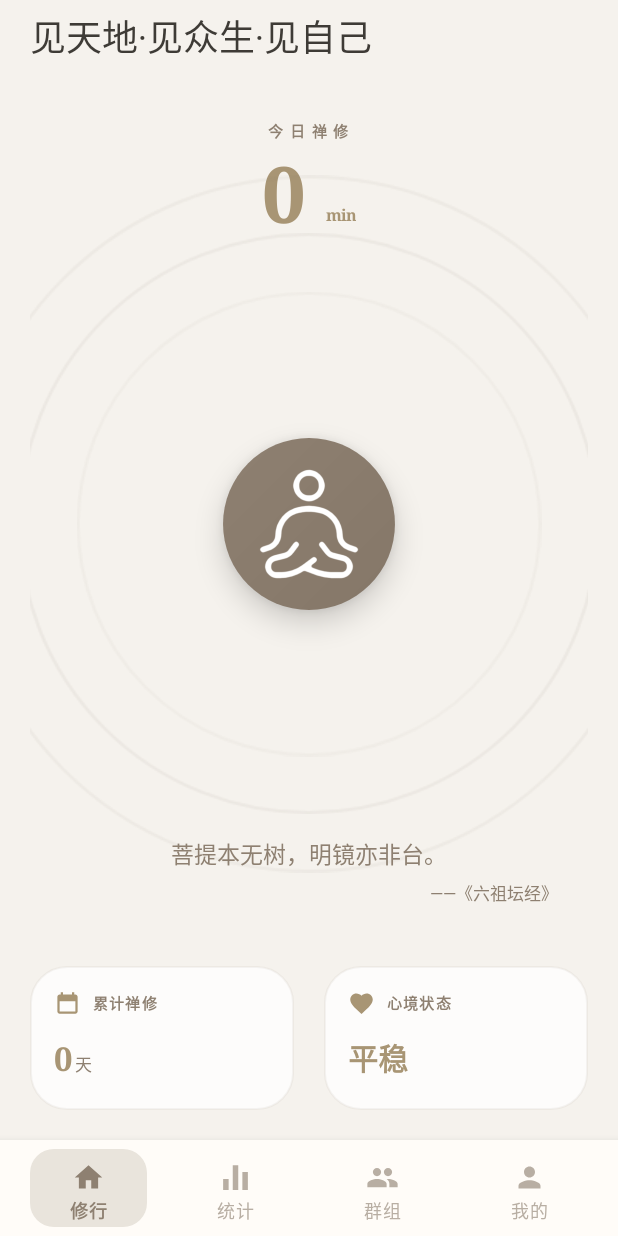
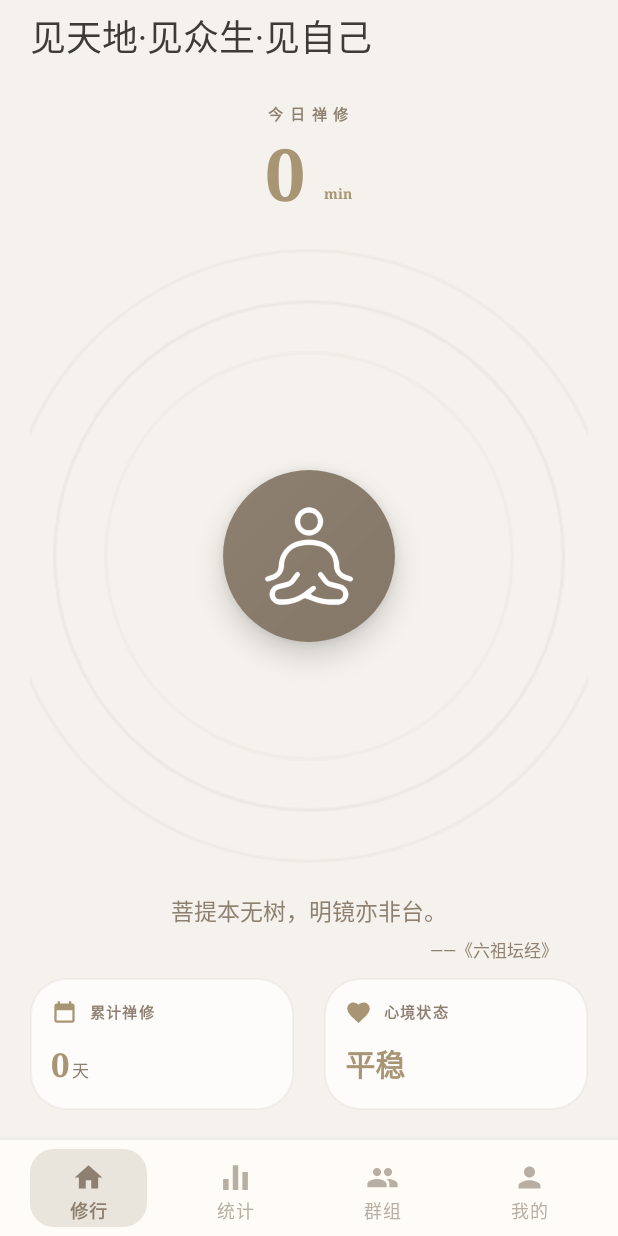
Before and after one commit to IvesZhan/zensee-android, an Android app: the screen it shows after launch (MainActivity), after a tap on "同意并继续", on a phone screen of 412 x 824 dp. Run offline under Robolectric (Android 15) with nearby library versions, the light colour scheme and no system bars; Roboto replaces fonts that are not available here.

Commit message:
Refine Android group flows and home layout

```diff
--- a/app/src/main/java/com/zensee/android/MainActivity.kt
+++ b/app/src/main/java/com/zensee/android/MainActivity.kt
@@ -116,7 +116,7 @@ class MainActivity : AppCompatActivity() {
         updateGroupCtaLabels()
         AuthManager.addAuthStateListener(authStateListener)
         renderAll()
-        refreshRemoteData()
+        refreshRemoteData(forceRemoteFetch = true)
         refreshGroupData(force = true)
         showSplash()
     }
@@ -277,7 +277,7 @@ class MainActivity : AppCompatActivity() {
         }
         binding.headerActionButton.setOnClickListener {
             when (currentTabId) {
-                R.id.tab_stats -> refreshRemoteData(forceLoadingIndicator = true)
+                R.id.tab_stats -> refreshRemoteData(forceLoadingIndicator = true, forceRemoteFetch = true)
                 R.id.tab_group -> {
                     if (AuthManager.state().isAuthenticated) {
                         groupNotificationsLauncher.launch(Intent(this, GroupNotificationsActivity::class.java))
@@ -900,7 +900,7 @@ class MainActivity : AppCompatActivity() {
             renderAll()
             if (skipNextRemoteRefresh) {
                 skipNextRemoteRefresh = false
-            } else {
+            } else if (AppDataRefreshCoordinator.shouldRefreshZenData()) {
                 refreshRemoteData()
             }
         }
@@ -948,8 +948,16 @@ class MainActivity : AppCompatActivity() {
         }
     }
 
-    private fun refreshRemoteData(forceLoadingIndicator: Boolean = false) {
+    private fun refreshRemoteData(
+        forceLoadingIndicator: Boolean = false,
+        forceRemoteFetch: Boolean = false
+    ) {
         if (!AuthManager.state().isAuthenticated) return
+        if (!forceRemoteFetch && !AppDataRefreshCoordinator.shouldRefreshZenData()) {
+            isStatsLoading = false
+            renderStats()
+            return
+        }
         isStatsLoading = forceLoadingIndicator || ZenRepository.getStatsSnapshot().totalDays == 0
         renderStats()
         thread(name = "zensee-main-sync") {
@@ -1058,14 +1066,14 @@ class MainActivity : AppCompatActivity() {
         val language = locale.language.lowercase(Locale.ROOT)
         val country = locale.country.lowercase(Locale.ROOT)
         return when {
-            language == "ja" -> "https://iveszhan.github.io/zensee-legal/download/ja/"
+            language == "ja" -> "https://iveszhan.github.io/zensee-web/download/ja/"
             language == "zh" && (
                 languageTag.contains("-hant") ||
                     country in setOf("tw", "hk", "mo")
                 ) ->
-                "https://iveszhan.github.io/zensee-legal/download/zh-hant/"
-            language == "zh" -> "https://iveszhan.github.io/zensee-legal/download/"
-            else -> "https://iveszhan.github.io/zensee-legal/download/en/"
+                "https://iveszhan.github.io/zensee-web/download/zh-hant/"
+            language == "zh" -> "https://iveszhan.github.io/zensee-web/download/"
+            else -> "https://iveszhan.github.io/zensee-web/download/en/"
         }
     }
 
--- a/app/src/main/java/com/zensee/android/data/ZenRepository.kt
+++ b/app/src/main/java/com/zensee/android/data/ZenRepository.kt
@@ -1,6 +1,7 @@
 package com.zensee.android.data
 
 import android.content.Context
+import com.zensee.android.AppDataRefreshCoordinator
 import com.zensee.android.AuthManager
 import com.zensee.android.BuildConfig
 import com.zensee.android.RawHttpResponse
@@ -70,6 +71,7 @@ object ZenRepository {
         val moods = CloudSyncApi.fetchMoods(userId, accessToken)
         persistSessions(sessions)
         persistMoods(moods)
+        AppDataRefreshCoordinator.markZenDataFresh()
         return true
     }
 
@@ -187,6 +189,7 @@ object ZenRepository {
         )
         sessions += session
         persistSessions(sessions)
+        AppDataRefreshCoordinator.markZenDataDirty()
         syncSessionIfNeeded(session)
     }
 
@@ -205,6 +208,7 @@ object ZenRepository {
         )
         moods += record
         persistMoods(moods)
+        AppDataRefreshCoordinator.markZenDataDirty()
         syncMoodIfNeeded(record)
     }
 
--- a/app/src/main/res/layout/activity_meditation.xml
+++ b/app/src/main/res/layout/activity_meditation.xml
@@ -269,7 +269,7 @@
                     android:clickable="true"
                     android:focusable="true"
                     android:gravity="center"
-                    android:text="@string/share"
+                    android:text="@string/group_share_title"
                     android:textColor="@color/zs_primary"
                     android:textSize="16sp" />
             </LinearLayout>
--- a/app/src/main/res/layout/view_home_tab.xml
+++ b/app/src/main/res/layout/view_home_tab.xml
@@ -15,25 +15,25 @@
         android:paddingEnd="20dp"
         android:paddingBottom="20dp">
 
-        <androidx.constraintlayout.widget.ConstraintLayout
+        <LinearLayout
             android:layout_width="match_parent"
             android:layout_height="0dp"
             android:layout_weight="1"
             android:clipChildren="false"
-            android:clipToPadding="false">
+            android:clipToPadding="false"
+            android:gravity="center_horizontal"
+            android:orientation="vertical"
+            android:paddingTop="10dp">
 
             <LinearLayout
                 android:id="@+id/homeTodaySummary"
                 android:layout_width="wrap_content"
                 android:layout_height="wrap_content"
+                android:layout_gravity="center_horizontal"
+                android:layout_marginTop="4dp"
+                android:layout_marginBottom="14dp"
                 android:gravity="center_horizontal"
-                android:orientation="vertical"
-                app:layout_constraintBottom_toTopOf="@id/homeMeditationButton"
-                app:layout_constraintEnd_toEndOf="parent"
-                app:layout_constraintStart_toStartOf="parent"
-                app:layout_constraintTop_toTopOf="parent"
-                app:layout_constraintVertical_bias="1"
-                android:layout_marginBottom="28dp">
+                android:orientation="vertical">
 
                 <TextView
                     android:layout_width="wrap_content"
@@ -58,7 +58,7 @@
                         android:fontFamily="serif"
                         android:includeFontPadding="false"
                         android:textColor="@color/zs_gold"
-                        android:textSize="52sp"
+                        android:textSize="48sp"
                         android:textStyle="bold" />
 
                     <TextView
@@ -76,37 +76,39 @@
                 </LinearLayout>
             </LinearLayout>
 
+            <Space
+                android:layout_width="match_parent"
+                android:layout_height="0dp"
+                android:layout_weight="1" />
+
             <FrameLayout
                 android:id="@+id/homeMeditationButton"
-                android:layout_width="320dp"
-                android:layout_height="320dp"
+                android:layout_width="280dp"
+                android:layout_height="280dp"
+                android:layout_gravity="center_horizontal"
                 android:clipChildren="false"
-                android:clipToPadding="false"
-                app:layout_constraintBottom_toBottomOf="parent"
-                app:layout_constraintEnd_toEndOf="parent"
-                app:layout_constraintStart_toStartOf="parent"
-                app:layout_constraintTop_toTopOf="parent">
+                android:clipToPadding="false">
 
                 <View
                     android:id="@+id/homeRippleLarge"
-                    android:layout_width="300dp"
-                    android:layout_height="300dp"
+                    android:layout_width="264dp"
+                    android:layout_height="264dp"
                     android:layout_gravity="center"
                     android:alpha="0"
                     android:background="@drawable/bg_ripple_ring" />
 
                 <View
                     android:id="@+id/homeRippleMedium"
-                    android:layout_width="250dp"
-                    android:layout_height="250dp"
+                    android:layout_width="220dp"
+                    android:layout_height="220dp"
                     android:layout_gravity="center"
                     android:alpha="0"
                     android:background="@drawable/bg_ripple_ring_strong" />
 
                 <View
                     android:id="@+id/homeRippleSmall"
-                    android:layout_width="200dp"
-                    android:layout_height="200dp"
+                    android:layout_width="176dp"
+                    android:layout_height="176dp"
                     android:layout_gravity="center"
                     android:alpha="0"
                     android:background="@drawable/bg_ripple_ring" />
@@ -122,28 +124,30 @@
                     android:elevation="12dp">
 
                     <ImageView
-                        android:layout_width="80dp"
-                        android:layout_height="80dp"
+                        android:layout_width="72dp"
+                        android:layout_height="72dp"
                         android:layout_gravity="center"
+                        android:scaleType="fitCenter"
                         android:src="@drawable/meditation_icon"
                         android:tint="@color/zs_white" />
                 </FrameLayout>
             </FrameLayout>
 
+            <Space
+                android:layout_width="match_parent"
+                android:layout_height="0dp"
+                android:layout_weight="1" />
+
             <LinearLayout
                 android:id="@+id/homeQuoteBlock"
                 android:layout_width="match_parent"
                 android:layout_height="wrap_content"
+                android:layout_marginTop="14dp"
+                android:layout_marginBottom="10dp"
                 android:gravity="center_horizontal"
                 android:orientation="vertical"
                 android:paddingStart="20dp"
-                android:paddingEnd="20dp"
-                app:layout_constraintBottom_toBottomOf="parent"
-                app:layout_constraintEnd_toEndOf="parent"
-                app:layout_constraintStart_toStartOf="parent"
-                app:layout_constraintTop_toBottomOf="@id/homeMeditationButton"
-                android:layout_marginTop="28dp"
-                android:layout_marginBottom="20dp">
+                android:paddingEnd="20dp">
 
                 <TextView
                     android:id="@+id/homeQuoteText"
@@ -165,11 +169,11 @@
                     android:textColor="@color/zs_text_subtle"
                     android:textSize="11sp" />
             </LinearLayout>
-        </androidx.constraintlayout.widget.ConstraintLayout>
+        </LinearLayout>
 
         <LinearLayout
             android:layout_width="match_parent"
-            android:layout_height="96dp"
+            android:layout_height="88dp"
             android:orientation="horizontal">
 
             <LinearLayout
@@ -181,7 +185,7 @@
                 android:clickable="true"
                 android:focusable="true"
                 android:orientation="vertical"
-                android:padding="16dp">
+                android:padding="14dp">
 
                 <LinearLayout
                     android:layout_width="match_parent"
@@ -213,7 +217,7 @@
                 <LinearLayout
                     android:layout_width="wrap_content"
                     android:layout_height="wrap_content"
-                    android:layout_marginTop="12dp"
+                    android:layout_marginTop="10dp"
                     android:orientation="horizontal">
 
                     <TextView
@@ -250,7 +254,7 @@
                 android:clickable="true"
                 android:focusable="true"
                 android:orientation="vertical"
-                android:padding="16dp">
+                android:padding="14dp">
 
                 <LinearLayout
                     android:layout_width="match_parent"
@@ -283,7 +287,7 @@
                     android:id="@+id/currentMoodText"
                     android:layout_width="match_parent"
                     android:layout_height="wrap_content"
-                    android:layout_marginTop="12dp"
+                    android:layout_marginTop="10dp"
                     android:ellipsize="end"
                     android:fontFamily="serif"
                     android:includeFontPadding="true"
--- a/app/src/main/res/values/strings.xml
+++ b/app/src/main/res/values/strings.xml
@@ -92,8 +92,8 @@
     <string name="view_latest_online">查看线上最新版本</string>
     <string name="privacy_policy">隐私政策</string>
     <string name="terms_of_service">用户协议</string>
-    <string name="privacy_policy_url">https://iveszhan.github.io/zensee-legal/privacy-policy/</string>
-    <string name="terms_of_service_url">https://iveszhan.github.io/zensee-legal/terms-of-service/</string>
+    <string name="privacy_policy_url">https://iveszhan.github.io/zensee-web/privacy-policy/</string>
+    <string name="terms_of_service_url">https://iveszhan.github.io/zensee-web/terms-of-service/</string>
     <string name="legal_document_load_error">页面加载失败</string>
     <string name="legal_document_load_error_hint">请检查网络后重试</string>
     <string name="privacy_consent_title">隐私与使用说明</string>
@@ -190,7 +190,7 @@
     <string name="group_status_pending">待审核</string>
     <string name="group_joined_badge">已加入</string>
     <string name="group_join_action_short">加入</string>
-    <string name="group_share_action">分享</string>
+    <string name="group_share_action">打卡</string>
     <string name="group_search_hint">搜索群组名称，申请加入</string>
     <string name="group_discover_prompt">输入群组名称进行搜索，或直接新建一个群组。</string>
     <string name="group_create_title">新建群组</string>
@@ -224,10 +224,10 @@
     <string name="group_reject">拒绝</string>
     <string name="group_approved">已通过</string>
     <string name="group_rejected">已拒绝</string>
-    <string name="group_share_title">分享打卡</string>
+    <string name="group_share_title">群组打卡</string>
     <string name="group_share_more">去搜索更多群组</string>
-    <string name="group_share_success">分享成功</string>
-    <string name="group_already_shared">已分享</string>
+    <string name="group_share_success">打卡成功</string>
+    <string name="group_already_shared">已打卡</string>
     <string name="group_management_intro">群主不可移除。建议优先清理长期未打卡成员。</string>
     <string name="group_dissolve_title">解散群组</string>
     <string name="group_dissolve_subtitle">删除全部成员关系与群内数据，且不可撤销。</string>
@@ -284,7 +284,7 @@
     <string name="history_today_quote">境随心转 · 则心安</string>
     <string name="single_session">单次禅修</string>
     <string name="unknown_time_range">时间段未知</string>
-    <string name="share_to_group_pending">分享至群组会在 Group 模块迁移时一并对齐</string>
+    <string name="share_to_group_pending">群组打卡会在 Group 模块迁移时一并对齐</string>
     <string name="meditation_duration_minutes">%1$d 分钟</string>
     <string name="meditation_duration_short">%1$dm</string>
     <string name="meditation_duration_full">%1$d 分钟</string>
```
Also changed, not shown: app/src/main/java/com/zensee/android/AppDataRefreshCoordinator.kt (added, +106 -0 lines), app/src/main/java/com/zensee/android/GroupDetailActivity.kt (+13 -3 lines), app/src/main/java/com/zensee/android/GroupDiscoverActivity.kt (+50 -21 lines), app/src/main/java/com/zensee/android/GroupManagementActivity.kt (+16 -0 lines), app/src/main/java/com/zensee/android/GroupNotificationTextBuilder.kt (added, +103 -0 lines), app/src/main/java/com/zensee/android/GroupNotificationsActivity.kt (+7 -21 lines), app/src/main/java/com/zensee/android/GroupUi.kt (+19 -0 lines), app/src/main/java/com/zensee/android/MeditationHistoryActivity.kt (+5 -4 lines), app/src/main/java/com/zensee/android/MoodHistoryActivity.kt (+5 -4 lines), app/src/main/java/com/zensee/android/data/GroupRepository.kt (+13 -3 lines), app/src/main/java/com/zensee/android/model/GroupModels.kt (+14 -5 lines), 5 other files.
